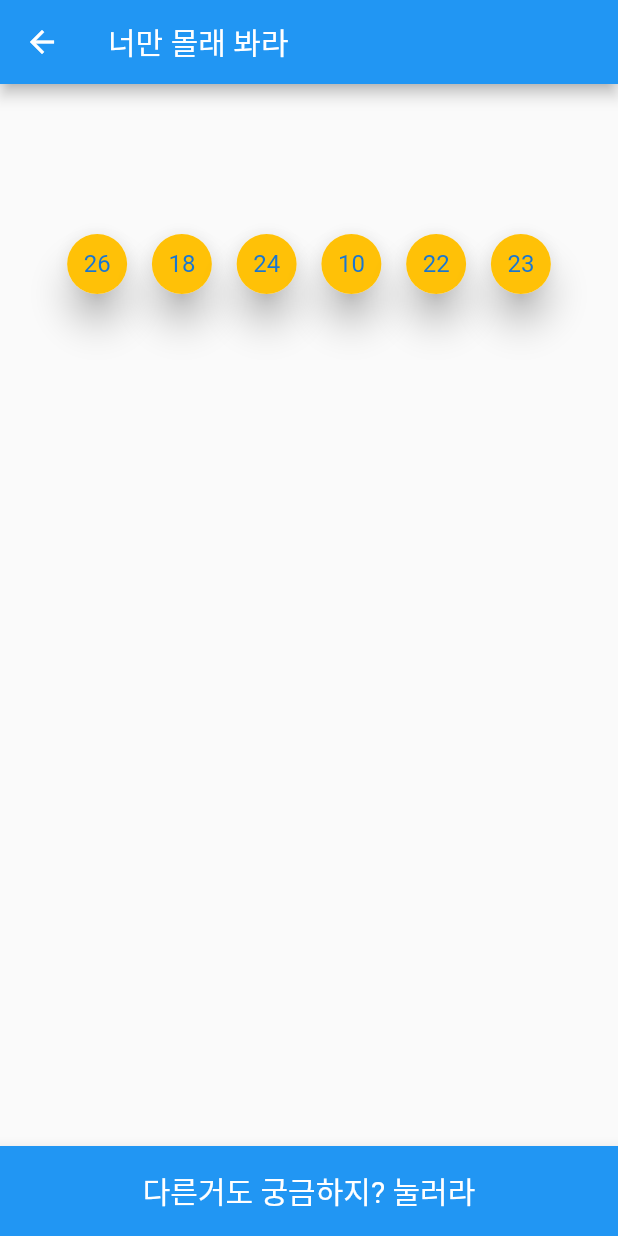
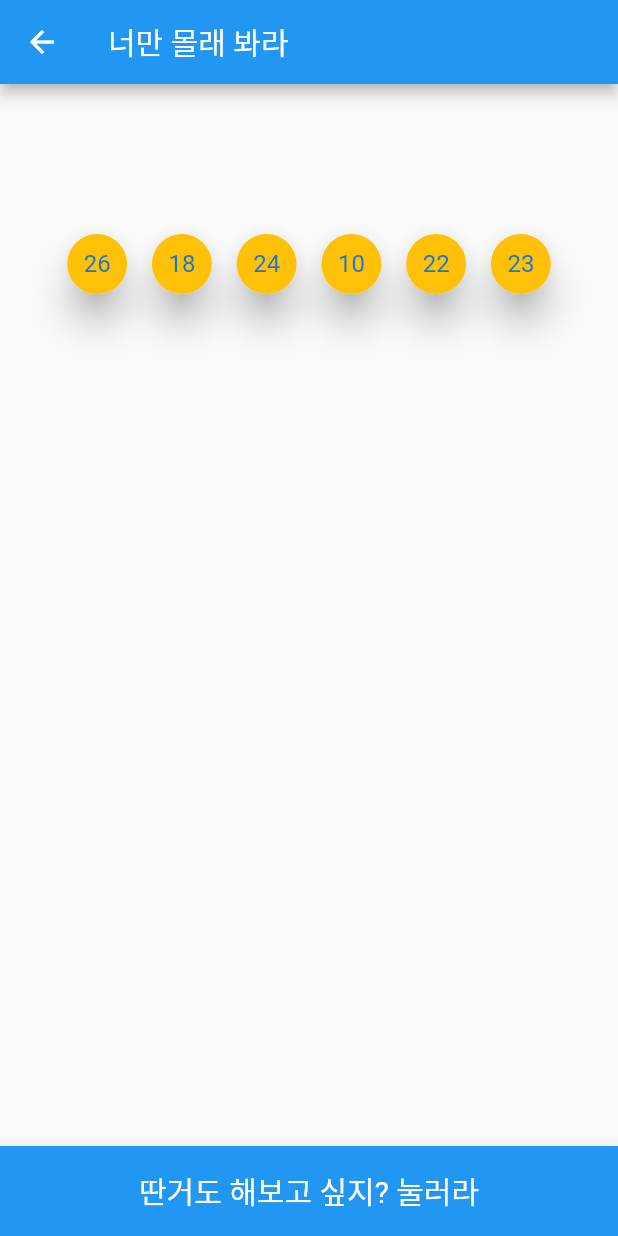
Before and after one commit to Lahili/lotto, a Flutter app: the ResultPage screen opened directly, on a phone screen of 412 x 824 dp. Run offline on Flutter 3.47's test engine with Material 2 defaults, Android fonts, the phone set to English and light mode, and no system bars.

```diff
--- a/lib/resultPage.dart
+++ b/lib/resultPage.dart
@@ -10,9 +10,9 @@ class ResultPage extends StatelessWidget {
   getLottoNum() {
     Random random = Random();
     while (lottoNumList.length < 6) {
-      int random_number = 1 + random.nextInt(45);
-      if (!lottoNumList.contains(random_number)) {
-        lottoNumList.add(random_number);
+      int randomNumber = 1 + random.nextInt(45);
+      if (!lottoNumList.contains(randomNumber)) {
+        lottoNumList.add(randomNumber);
         //print(lottoNumList);
       }
     }
@@ -29,14 +29,14 @@ class ResultPage extends StatelessWidget {
           Row(
             mainAxisAlignment: MainAxisAlignment.spaceAround,
             children: [
-              SizedBox(width: 20),
+              const SizedBox(width: 20),
               LottoBall(lottoNumList: lottoNumList, ballNum: 0),
               LottoBall(lottoNumList: lottoNumList, ballNum: 1),
               LottoBall(lottoNumList: lottoNumList, ballNum: 2),
               LottoBall(lottoNumList: lottoNumList, ballNum: 3),
               LottoBall(lottoNumList: lottoNumList, ballNum: 4),
               LottoBall(lottoNumList: lottoNumList, ballNum: 5),
-              SizedBox(width: 20)
+              const SizedBox(width: 20)
             ],
           ),
         ],
@@ -50,10 +50,10 @@ class ResultPage extends StatelessWidget {
               Navigator.push(
               context,
               MaterialPageRoute(
-                builder: (context) => MyApp(),
+                builder: (context) => const MyApp(),
               ),
             );},
-            child: const Center(child: Text('다른거도 궁금하지? 눌러라',style: TextStyle(fontSize: 20,color: Colors.white))),
+            child: const Center(child: Text('딴거도 해보고 싶지? 눌러라',style: TextStyle(fontSize: 20,color: Colors.white))),
           ),
         ),
       ),
```
